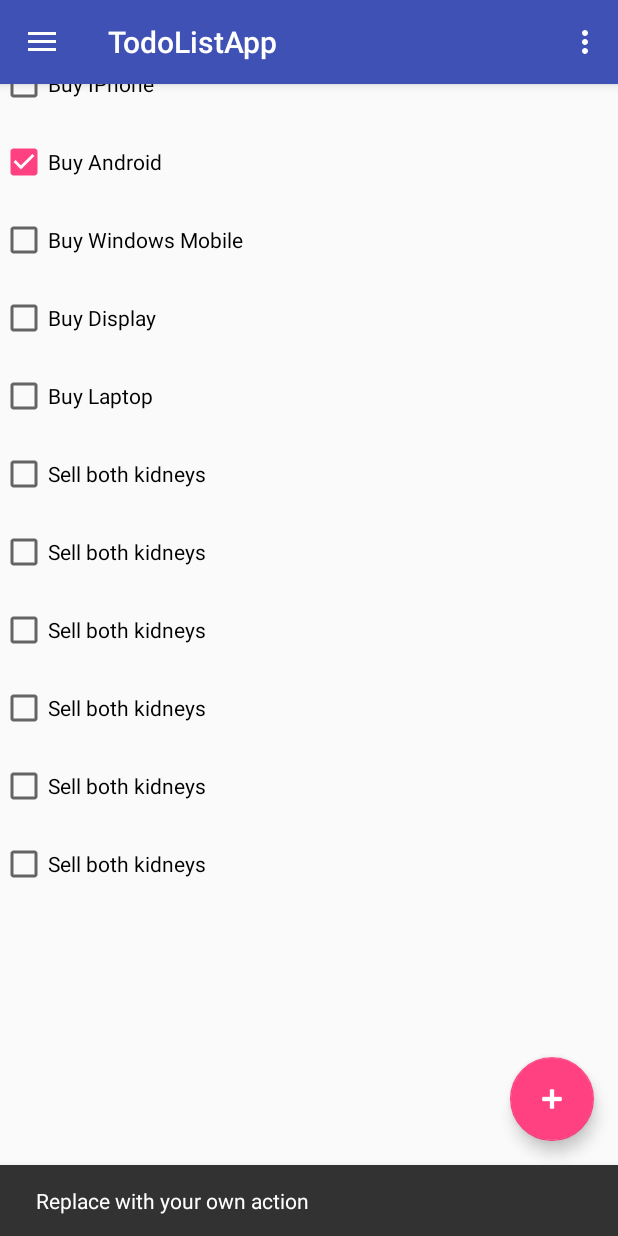
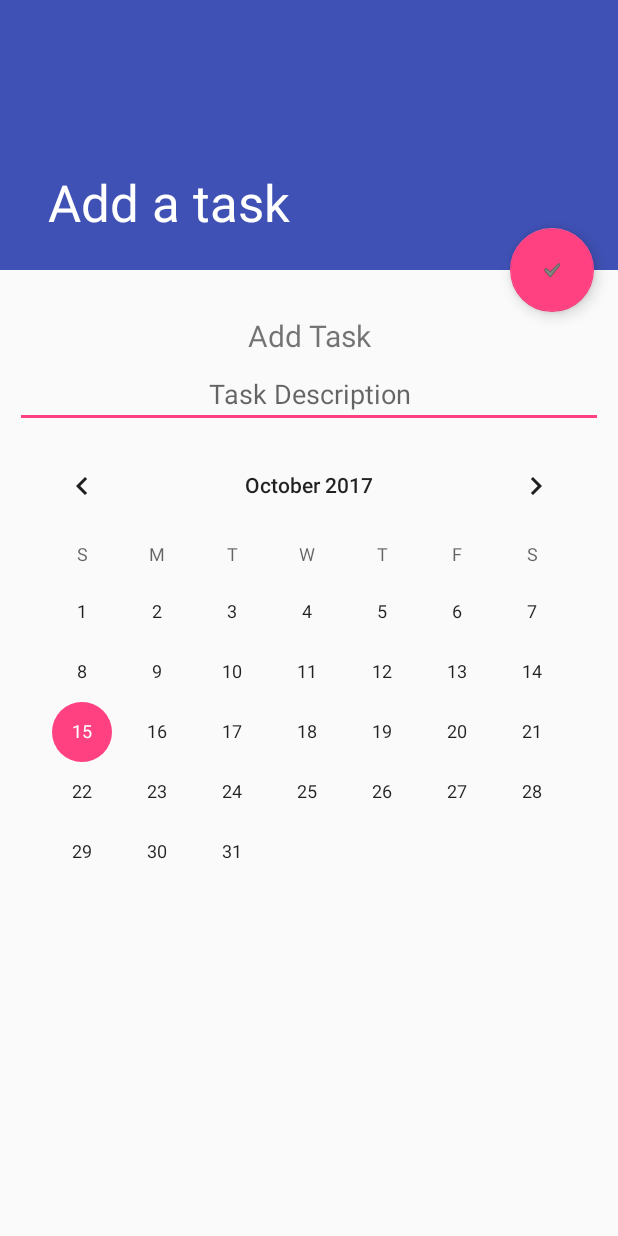
Before and after one commit to ShalakaSharma/I527-LabAssignments, an Android app: the screen it shows after launch (MainActivity before the commit, ScrollingActivity after it), after a tap on an icon or button, on a phone screen of 412 x 824 dp. Run offline under Robolectric (Android 15) with nearby library versions, the phone set to English and light mode, and no system bars.

Commit message:
Adding new form

```diff
--- a/TodoListApp/app/src/main/AndroidManifest.xml
+++ b/TodoListApp/app/src/main/AndroidManifest.xml
@@ -19,6 +19,10 @@
                 <category android:name="android.intent.category.LAUNCHER" />
             </intent-filter>
         </activity>
+        <activity
+            android:name=".ScrollingActivity"
+            android:label="@string/title_activity_add_task"
+            android:theme="@style/AppTheme.NoActionBar"></activity>
     </application>
 
 </manifest>
--- a/TodoListApp/app/src/main/java/iu/i527/shalaka/todolistapp/MainActivity.java
+++ b/TodoListApp/app/src/main/java/iu/i527/shalaka/todolistapp/MainActivity.java
@@ -1,5 +1,6 @@
 package iu.i527.shalaka.todolistapp;
 
+import android.content.Intent;
 import android.os.Bundle;
 import android.support.design.widget.FloatingActionButton;
 import android.support.design.widget.Snackbar;
@@ -27,8 +28,10 @@ public class MainActivity extends AppCompatActivity
         fab.setOnClickListener(new View.OnClickListener() {
             @Override
             public void onClick(View view) {
-                Snackbar.make(view, "Replace with your own action", Snackbar.LENGTH_LONG)
-                        .setAction("Action", null).show();
+                /*Snackbar.make(view, "Replace with your own action", Snackbar.LENGTH_LONG)
+                        .setAction("Action", null).show();*/
+                Intent intent = new Intent(getApplicationContext(), ScrollingActivity.class);
+                startActivity(intent);
             }
         });
 
--- /dev/null
+++ b/TodoListApp/app/src/main/java/iu/i527/shalaka/todolistapp/ScrollingActivity.java
@@ -0,0 +1,21 @@
+package iu.i527.shalaka.todolistapp;
+
+import android.os.Bundle;
+import android.support.design.widget.FloatingActionButton;
+import android.support.design.widget.Snackbar;
+import android.support.v7.app.AppCompatActivity;
+import android.support.v7.widget.Toolbar;
+import android.view.View;
+
+public class ScrollingActivity extends AppCompatActivity {
+
+    @Override
+    protected void onCreate(Bundle savedInstanceState) {
+        super.onCreate(savedInstanceState);
+        setContentView(R.layout.activity_scrolling);
+        Toolbar toolbar = (Toolbar) findViewById(R.id.toolbar);
+        setSupportActionBar(toolbar);
+
+
+    }
+}
--- /dev/null
+++ b/TodoListApp/app/src/main/res/layout/activity_scrolling.xml
@@ -0,0 +1,46 @@
+<?xml version="1.0" encoding="utf-8"?>
+<android.support.design.widget.CoordinatorLayout xmlns:android="http://schemas.android.com/apk/res/android"
+    xmlns:app="http://schemas.android.com/apk/res-auto"
+    xmlns:tools="http://schemas.android.com/tools"
+    android:layout_width="match_parent"
+    android:layout_height="match_parent"
+    android:fitsSystemWindows="true"
+    tools:context="iu.i527.shalaka.todolistapp.ScrollingActivity">
+
+    <android.support.design.widget.AppBarLayout
+        android:id="@+id/app_bar"
+        android:layout_width="match_parent"
+        android:layout_height="@dimen/app_bar_height"
+        android:fitsSystemWindows="true"
+        android:theme="@style/AppTheme.AppBarOverlay">
+
+        <android.support.design.widget.CollapsingToolbarLayout
+            android:id="@+id/toolbar_layout"
+            android:layout_width="match_parent"
+            android:layout_height="match_parent"
+            android:fitsSystemWindows="true"
+            app:contentScrim="?attr/colorPrimary"
+            app:layout_scrollFlags="scroll|exitUntilCollapsed">
+
+            <android.support.v7.widget.Toolbar
+                android:id="@+id/toolbar"
+                android:layout_width="match_parent"
+                android:layout_height="?attr/actionBarSize"
+                app:layout_collapseMode="pin"
+                app:popupTheme="@style/AppTheme.PopupOverlay" />
+
+        </android.support.design.widget.CollapsingToolbarLayout>
+    </android.support.design.widget.AppBarLayout>
+
+    <include layout="@layout/content_scrolling" />
+
+    <android.support.design.widget.FloatingActionButton
+        android:id="@+id/fab"
+        android:layout_width="wrap_content"
+        android:layout_height="wrap_content"
+        android:layout_margin="@dimen/fab_margin"
+        app:layout_anchor="@id/app_bar"
+        app:layout_anchorGravity="bottom|end"
+        app:srcCompat="@drawable/btn_check_buttonless_on_white" />
+
+</android.support.design.widget.CoordinatorLayout>
--- /dev/null
+++ b/TodoListApp/app/src/main/res/layout/content_scrolling.xml
@@ -0,0 +1,13 @@
+<?xml version="1.0" encoding="utf-8"?>
+<android.support.v4.widget.NestedScrollView xmlns:android="http://schemas.android.com/apk/res/android"
+    xmlns:app="http://schemas.android.com/apk/res-auto"
+    xmlns:tools="http://schemas.android.com/tools"
+    android:layout_width="match_parent"
+    android:layout_height="match_parent"
+    app:layout_behavior="@string/appbar_scrolling_view_behavior"
+    tools:context="iu.i527.shalaka.todolistapp.ScrollingActivity"
+    tools:showIn="@layout/activity_scrolling">
+
+    <include layout="@layout/add_task_main"></include>
+
+</android.support.v4.widget.NestedScrollView>
--- /dev/null
+++ b/TodoListApp/app/src/main/res/menu/menu_scrolling.xml
@@ -0,0 +1,10 @@
+<menu xmlns:android="http://schemas.android.com/apk/res/android"
+    xmlns:app="http://schemas.android.com/apk/res-auto"
+    xmlns:tools="http://schemas.android.com/tools"
+    tools:context="iu.i527.shalaka.todolistapp.ScrollingActivity">
+    <item
+        android:id="@+id/action_settings"
+        android:orderInCategory="100"
+        android:title="@string/action_settings"
+        app:showAsAction="never" />
+</menu>
--- a/TodoListApp/app/src/main/res/values/dimens.xml
+++ b/TodoListApp/app/src/main/res/values/dimens.xml
@@ -5,4 +5,6 @@
     <dimen name="nav_header_vertical_spacing">16dp</dimen>
     <dimen name="nav_header_height">160dp</dimen>
     <dimen name="fab_margin">16dp</dimen>
+    <dimen name="app_bar_height">180dp</dimen>
+    <dimen name="text_margin">16dp</dimen>
 </resources>
--- a/TodoListApp/app/src/main/res/values/strings.xml
+++ b/TodoListApp/app/src/main/res/values/strings.xml
@@ -13,4 +13,8 @@
     <string name="chk_task5">Buy Laptop</string>
     <string name="chk_task6">Sell both kidneys</string>
     <string name="add_task">Add Task</string>
+    <string name="title_activity_add_task">Add a task</string>
+    <string name="large_text">
+        "Material is the metaphor.\n\n"
+    </string>
 </resources>
```
Also changed, not shown: TodoListApp/app/src/main/res/drawable/btn_check_buttonless_off.png (added), TodoListApp/app/src/main/res/drawable/btn_check_buttonless_on.png (added), TodoListApp/app/src/main/res/drawable/btn_check_buttonless_on_white.png (added).
